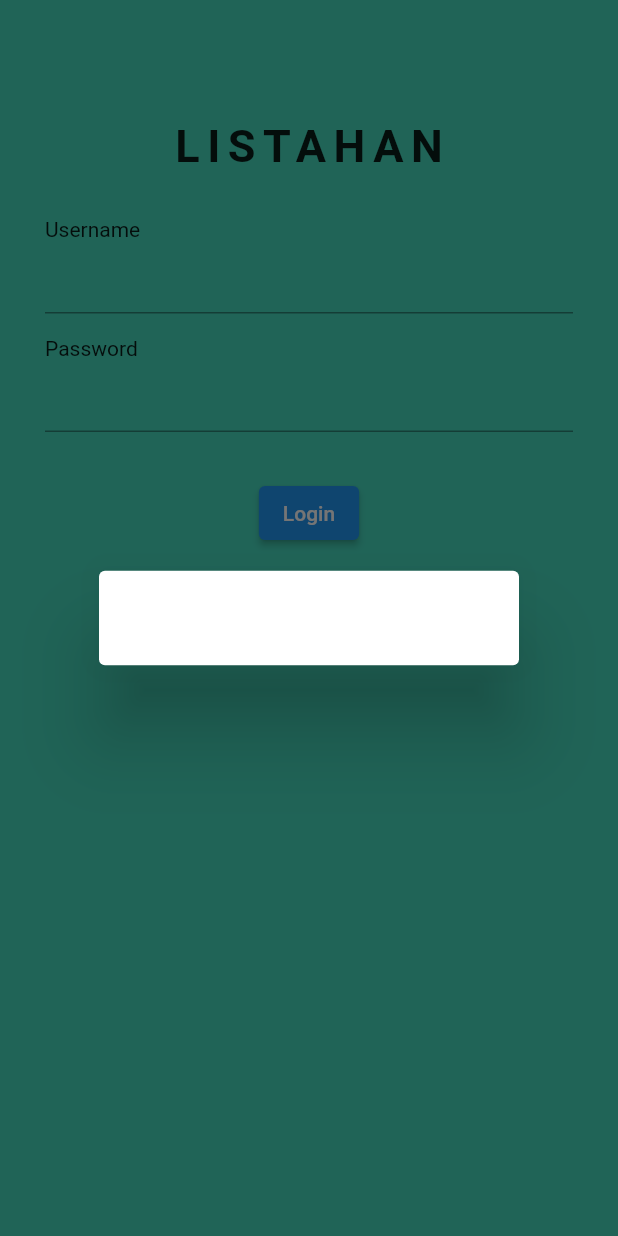
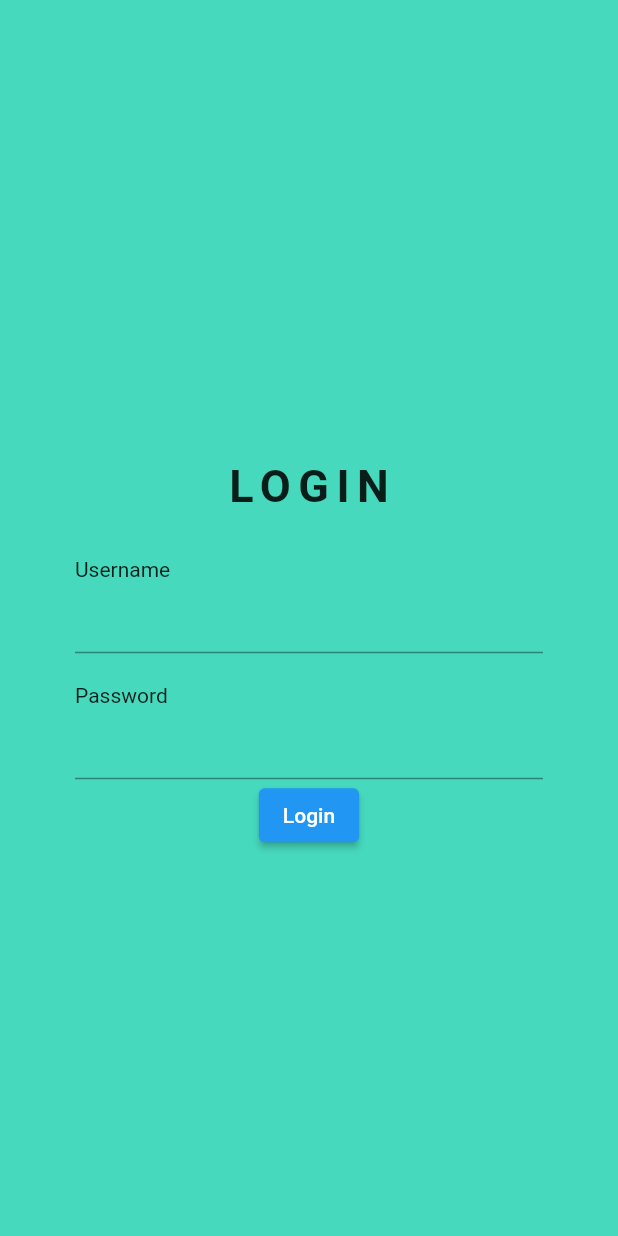
Before and after one commit to exxsid/flutter_login, a Flutter app: the screen it shows after launch, after a tap on "Login", on a phone screen of 412 x 824 dp. Run offline on Flutter 3.47's test engine with Material 2 defaults, Android fonts, the phone set to English and light mode, and no system bars.

Commit message:
pucho pucho

```diff
--- a/lib/screens/form_view.dart
+++ b/lib/screens/form_view.dart
@@ -13,17 +13,6 @@ class FormView extends StatelessWidget {
       margin: EdgeInsets.all(30),
       child: Column(
         children: [
-          Text(
-            'LISTAHAN',
-            style: TextStyle(
-              fontSize: 30,
-              fontWeight: FontWeight.bold,
-              letterSpacing: 5,
-            ),
-          ),
-          SizedBox(
-            height: 30,
-          ),
           usernameForm,
           SizedBox(
             height: 15,
--- a/lib/screens/home.dart
+++ b/lib/screens/home.dart
@@ -1,6 +1,7 @@
 import 'package:flutter/material.dart';
+import 'package:login/screens/lading_screen.dart';
 import 'package:login/screens/login_screen.dart';
-import '../utility/user_accounts.dart';
+import 'package:login/utility/user_accounts.dart';
 
 class Home extends StatefulWidget {
   @override
@@ -8,11 +9,43 @@ class Home extends StatefulWidget {
 }
 
 class _HomeState extends State<Home> {
-  var login = Login();
+  var accounts = [
+    {
+      "username": 'leocortez',
+      'password': 'ikawlang',
+    },
+    {
+      "username": 'exxsid',
+      'password': 'qwerty',
+    },
+    {
+      "username": 'gambi',
+      'password': 'lucid',
+    },
+  ];
+
+  var isLogin = false;
+
+  void checkCredentials({String? username, String? password}) {
+    setState(() {
+      for (var account in accounts) {
+      if (account['username'] == username && account['password'] == password) {
+        isLogin = true;
+      }
+      print("log");
+    }
+    });
+
+  }
+
   @override
   Widget build(BuildContext context) {
     return Scaffold(
-      body: login,
+      body: isLogin
+          ? Landing()
+          : Login(
+              checkLogin: checkCredentials,
+            ),
     );
   }
 }
--- /dev/null
+++ b/lib/screens/lading_screen.dart
@@ -0,0 +1,24 @@
+import 'package:flutter/material.dart';
+
+class Landing extends StatelessWidget {
+  const Landing({super.key});
+
+  @override
+  Widget build(BuildContext context) {
+    return Center(
+      child: Column(
+        mainAxisAlignment: MainAxisAlignment.center,
+        children: [
+          Text(
+            "❤️❤️LAB U!!!!❤️❤️",
+            style: TextStyle(
+              fontWeight: FontWeight.bold,
+              fontSize: 40,
+              color: Colors.red,
+            ),
+          ),
+        ],
+      ),
+    );
+  }
+}
--- a/lib/screens/login_screen.dart
+++ b/lib/screens/login_screen.dart
@@ -1,7 +1,21 @@
 import 'package:flutter/material.dart';
-import 'package:login/screens/form_view.dart';
 
 class Login extends StatelessWidget {
+  void Function({String? username, String? password}) checkLogin;
+
+  Login({required this.checkLogin});
+
+  var _userNameController = TextEditingController();
+  var _passwordController = TextEditingController();
+
+  String getUserName() {
+    return _userNameController.text;
+  }
+
+  String getPassword() {
+    return _passwordController.text;
+  }
+
   @override
   Widget build(BuildContext context) {
     return Scaffold(
@@ -10,7 +24,59 @@ class Login extends StatelessWidget {
         height: MediaQuery.of(context).size.height,
         color: Color.fromARGB(255, 70, 217, 190),
         padding: EdgeInsets.only(top: 50),
-        child: FormView(),
+        child: Container(
+          margin: const EdgeInsets.all(50),
+          child: Column(
+            mainAxisAlignment: MainAxisAlignment.center,
+            children: [
+              Text(
+                'LOGIN',
+                style: TextStyle(
+                  fontSize: 30,
+                  fontWeight: FontWeight.bold,
+                  letterSpacing: 5,
+                ),
+              ),
+              SizedBox(
+                height: 30,
+              ),
+              // username form
+              Column(
+                crossAxisAlignment: CrossAxisAlignment.start,
+                children: [
+                  Text('Username'),
+                  TextField(
+                    controller: _userNameController,
+                  ),
+                ],
+              ),
+              SizedBox(
+                height: 20,
+              ),
+              // password form
+              Column(
+                crossAxisAlignment: CrossAxisAlignment.start,
+                children: [
+                  Text('Password'),
+                  TextField(
+                    controller: _passwordController,
+                    obscureText: true,
+                    enableSuggestions: false,
+                    autocorrect: false,
+                  ),
+                ],
+              ),
+
+              ElevatedButton(
+                onPressed: () => checkLogin(
+                  username: _userNameController.text,
+                  password: _passwordController.text,
+                ),
+                child: Text('Login'),
+              ),
+            ],
+          ),
+        ),
       ),
     );
   }
--- a/lib/utility/user_accounts.dart
+++ b/lib/utility/user_accounts.dart
@@ -1,14 +0,0 @@
-var accounts = [
-  {
-    "username": 'leocortez',
-    'password': '1234',
-  },
-  {
-    "username": 'exxsid',
-    'password': 'qwerty',
-  },
-  {
-    "username": 'gambi',
-    'password': 'lucid',
-  },
-];
```
